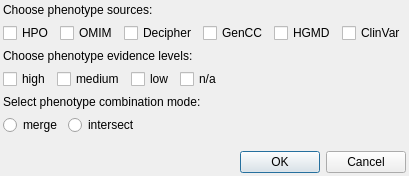
This is src/GSvar/PhenotypeSettingsDialog.ui in imgag/ngs-bits as Qt 5 draws it before an edit. The edited form follows.
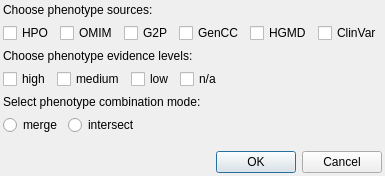
This is the edited form.

Patch:
```diff
--- a/src/GSvar/PhenotypeSettingsDialog.ui
+++ b/src/GSvar/PhenotypeSettingsDialog.ui
@@ -58,7 +58,7 @@
      <item>
       <widget class="QCheckBox" name="s_decipher">
        <property name="text">
-        <string>Decipher</string>
+        <string>G2P</string>
        </property>
       </widget>
      </item>
```
Left out of the diff: 2 changed lines with no effect on the pictures.
